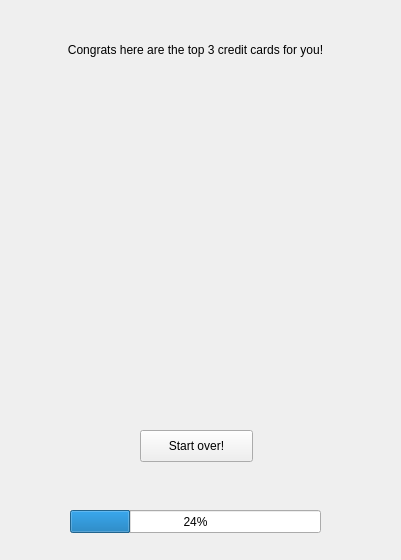
First picture: the form in GUI/creditCard_gui/forms/mainwindow.ui, repository ssowders3/Credit_Card_Recommender, before the edit.
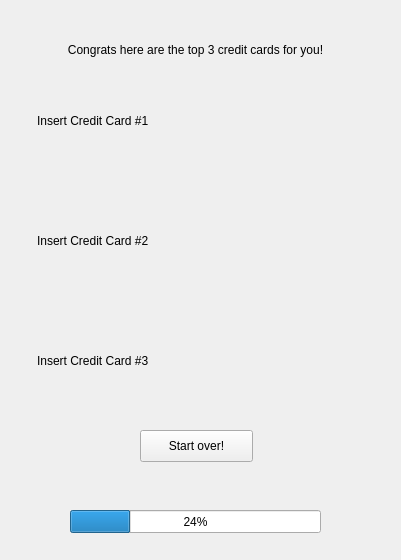
Second picture: the form after the edit. The open tabs and pages were chosen to show the change. Icons and pictures are not drawn.

Patch:
```diff
--- a/GUI/creditCard_gui/forms/mainwindow.ui
+++ b/GUI/creditCard_gui/forms/mainwindow.ui
@@ -745,6 +745,48 @@
        <string>Start over!</string>
       </property>
      </widget>
+     <widget class="QLabel" name="first_card_pic">
+      <property name="geometry">
+       <rect>
+        <x>37</x>
+        <y>70</y>
+        <width>151</width>
+        <height>101</height>
+       </rect>
+      </property>
+      <property name="styleSheet">
+       <string notr="true">background-image: url(amazonprime.png)</string>
+      </property>
+      <property name="text">
+       <string>Insert Credit Card #1</string>
+      </property>
+     </widget>
+     <widget class="QLabel" name="second_card_pic">
+      <property name="geometry">
+       <rect>
+        <x>37</x>
+        <y>190</y>
+        <width>151</width>
+        <height>101</height>
+       </rect>
+      </property>
+      <property name="text">
+       <string>Insert Credit Card #2</string>
+      </property>
+     </widget>
+     <widget class="QLabel" name="third_card_pic">
+      <property name="geometry">
+       <rect>
+        <x>37</x>
+        <y>310</y>
+        <width>151</width>
+        <height>101</height>
+       </rect>
+      </property>
+      <property name="text">
+       <string>Insert Credit Card #3</string>
+      </property>
+     </widget>
     </widget>
    </widget>
    <widget class="QProgressBar" name="progressBar">
```
Left out of the diff: 2 changed lines with no effect on the pictures.
